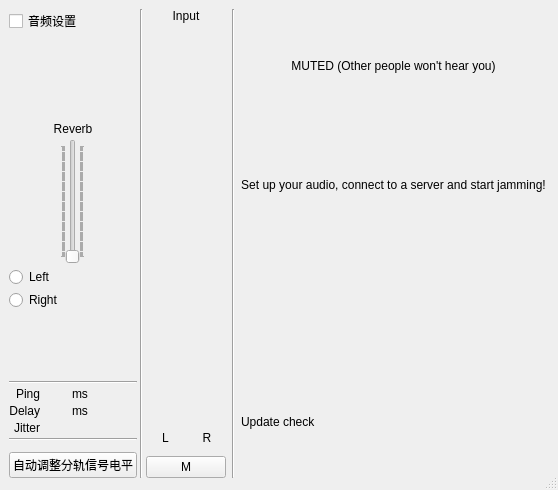
Above: src/clientdlgbase.ui from jamonyapp/jamony-jamsoul before the change. Below: the same form after it.
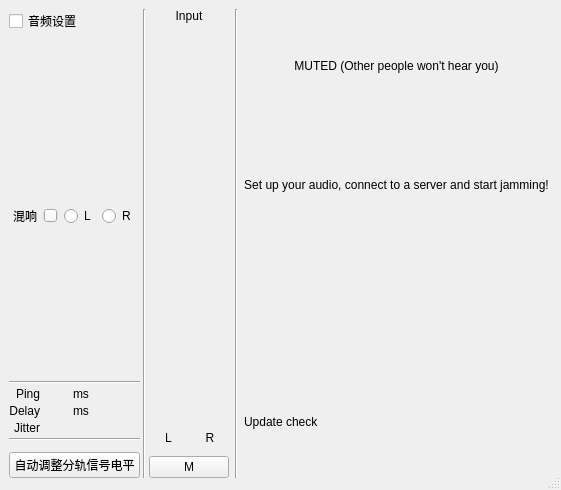
That is the form after the change. Icons and pictures are not drawn. Custom widgets are drawn as their Qt base class.

Commit message:
feat: 混响效果器机架UI(横向)+Pan隐藏+icecast自启确认
- 混响: 竖滑块+L/R纵向 → 横向QFrame机架(混响+横滑块+L/R一行)
- frameReverb: border #333 + background #0f0f0f(效果器机架风格)
- 滑块: Vertical→Horizontal, NoTicks, Expanding
- 文案: Reverb→混响, Left/Right→L/R
- Pan旋钮: 隐藏(SetDisplayPans false, 不需要)
- faderhandle.png: 20x20白框黑内(offset=1居中推子槽)

Patch:
```diff
--- a/src/clientdlgbase.ui
+++ b/src/clientdlgbase.ui
@@ -122,44 +122,23 @@
                  </spacer>
                 </item>
                 <item>
-                 <layout class="QVBoxLayout">
-                  <item>
-                   <layout class="QVBoxLayout">
-                    <property name="spacing">
-                     <number>3</number>
-                    </property>
+                 <widget class="QFrame" name="frameReverb">
+                  <property name="frameShape"><enum>QFrame::NoFrame</enum></property>
+                  <layout class="QHBoxLayout" name="reverbRackLayout">
+                   <property name="spacing"><number>6</number></property>
+                   <property name="leftMargin"><number>4</number></property>
+                   <property name="topMargin"><number>4</number></property>
+                   <property name="rightMargin"><number>4</number></property>
+                   <property name="bottomMargin"><number>4</number></property>
                     <item>
                      <widget class="QLabel" name="lblAudioReverb">
-                      <property name="text">
-                       <string>Reverb</string>
-                      </property>
-                      <property name="alignment">
-                       <set>Qt::AlignCenter</set>
-                      </property>
-                     </widget>
-                    </item>
-                    <item>
-                     <layout class="QHBoxLayout">
-                      <item>
-                       <spacer>
-                        <property name="orientation">
-                         <enum>Qt::Horizontal</enum>
-                        </property>
-                        <property name="sizeType">
-                         <enum>QSizePolicy::Minimum</enum>
-                        </property>
-                        <property name="sizeHint" stdset="0">
-                         <size>
-                          <width>0</width>
-                          <height>20</height>
-                         </size>
-                        </property>
-                       </spacer>
+                     <property name="text"><string>混响</string></property>
+                    </widget>
                       </item>
                       <item>
                        <widget class="QSlider" name="sldAudioReverb">
                         <property name="sizePolicy">
-                         <sizepolicy hsizetype="Fixed" vsizetype="Expanding">
+                      <sizepolicy hsizetype="Expanding" vsizetype="Fixed">
                           <horstretch>0</horstretch>
                           <verstretch>0</verstretch>
                          </sizepolicy>
@@ -167,68 +146,26 @@
                         <property name="minimumSize">
                          <size>
                           <width>0</width>
-                          <height>125</height>
-                         </size>
-                        </property>
-                        <property name="maximumSize">
-                         <size>
-                          <width>16777215</width>
-                          <height>300</height>
-                         </size>
-                        </property>
-                        <property name="pageStep">
-                         <number>1</number>
-                        </property>
-                        <property name="orientation">
-                         <enum>Qt::Vertical</enum>
-                        </property>
-                        <property name="tickPosition">
-                         <enum>QSlider::TicksBothSides</enum>
-                        </property>
-                       </widget>
-                      </item>
-                      <item>
-                       <spacer>
-                        <property name="orientation">
-                         <enum>Qt::Horizontal</enum>
-                        </property>
-                        <property name="sizeType">
-                         <enum>QSizePolicy::Minimum</enum>
-                        </property>
-                        <property name="sizeHint" stdset="0">
-                         <size>
-                          <width>0</width>
-                          <height>20</height>
-                         </size>
-                        </property>
-                       </spacer>
-                      </item>
-                     </layout>
-                    </item>
-                   </layout>
-                  </item>
-                  <item>
-                   <layout class="QVBoxLayout">
-                    <property name="spacing">
-                     <number>3</number>
-                    </property>
+                       <height>22</height>
+                      </size>
+                     </property>
+                     <property name="pageStep"><number>1</number></property>
+                     <property name="orientation"><enum>Qt::Horizontal</enum></property>
+                     <property name="tickPosition"><enum>QSlider::NoTicks</enum></property>
+                    </widget>
+                   </item>
                     <item>
                      <widget class="QRadioButton" name="rbtReverbSelL">
-                      <property name="text">
-                       <string>Left</string>
-                      </property>
+                     <property name="text"><string>L</string></property>
                      </widget>
                     </item>
                     <item>
                      <widget class="QRadioButton" name="rbtReverbSelR">
-                      <property name="text">
-                       <string>Right</string>
-                      </property>
+                     <property name="text"><string>R</string></property>
                      </widget>
                     </item>
                    </layout>
-                  </item>
-                 </layout>
+                 </widget>
                 </item>
                 <item>
                  <spacer>
```
Lines whose indentation alone changed are shown as unchanged. The commit also changes 1 other file.
